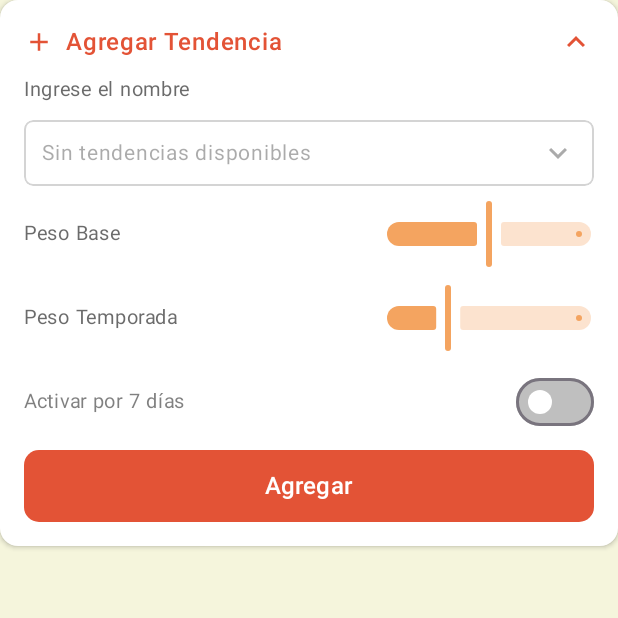
After one commit to Randy-n04/Dishcovery-Frontend-Fork, an Android app built with Jetpack Compose: the composable AdminTrendsSection shown on its own in the app's theme, on a phone screen of 412 x 824 dp, the top half of it. The commit adds this screen. Run offline under Robolectric (Android 15) with nearby library versions, the phone set to English and light mode, and no system bars.

Commit message:
Created the Admin dashboard screen frame
Visual frame is done. TODO: show the data of Profile and Trends

```diff
--- /dev/null
+++ b/app/src/main/java/com/dishcovery/app/presentation/ui/components/AdminSection.kt
@@ -0,0 +1,45 @@
+package com.dishcovery.app.presentation.ui.components
+
+import androidx.compose.foundation.layout.*
+import androidx.compose.foundation.shape.RoundedCornerShape
+import androidx.compose.material.icons.Icons
+import androidx.compose.material3.*
+import androidx.compose.runtime.Composable
+import androidx.compose.ui.Alignment
+import androidx.compose.ui.Modifier
+import androidx.compose.ui.unit.dp
+import androidx.compose.animation.AnimatedVisibility
+import androidx.compose.animation.expandVertically
+import androidx.compose.animation.shrinkVertically
+import androidx.compose.foundation.clickable
+import androidx.compose.material.icons.filled.Add
+import androidx.compose.material.icons.filled.KeyboardArrowDown
+import androidx.compose.material.icons.filled.KeyboardArrowUp
+import androidx.compose.runtime.*
+import androidx.compose.ui.graphics.Color
+import androidx.compose.ui.text.font.FontWeight
+import androidx.compose.ui.unit.sp
+import com.dishcovery.app.presentation.ui.theme.Rojo
+
+
+
+@Composable
+fun AdminSection(title: String, content: @Composable ColumnScope.() -> Unit) {
+    var expanded by remember { mutableStateOf(true) }
+    Surface(Modifier.fillMaxWidth(), RoundedCornerShape(12.dp), Color.White, shadowElevation = 2.dp) {
+        Column(Modifier.padding(16.dp), verticalArrangement = Arrangement.spacedBy(8.dp)) {
+            Row(Modifier.fillMaxWidth().clickable { expanded = !expanded },
+                 Arrangement.SpaceBetween, Alignment.CenterVertically) {
+                Row(verticalAlignment = Alignment.CenterVertically, horizontalArrangement = Arrangement.spacedBy(8.dp)) {
+                    Icon(Icons.Default.Add, null, tint = Rojo, modifier = Modifier.size(20.dp))
+                    Text(title, fontWeight = FontWeight.SemiBold, fontSize = 16.sp, color = Rojo)
+                }
+                Icon(if (expanded) Icons.Default.KeyboardArrowUp else Icons.Default.KeyboardArrowDown,
+                    if (expanded) "Colapsar" else "Expandir", tint = Rojo)
+            }
+            AnimatedVisibility(expanded, enter = expandVertically(), exit = shrinkVertically()) {
+                Column(Modifier.fillMaxWidth(), verticalArrangement = Arrangement.spacedBy(8.dp), content = content)
+            }
+        }
+    }
+}
--- /dev/null
+++ b/app/src/main/java/com/dishcovery/app/presentation/ui/components/AdminTrendsSection.kt
@@ -0,0 +1,60 @@
+package com.dishcovery.app.presentation.ui.components
+
+
+import androidx.compose.foundation.layout.*
+import androidx.compose.foundation.shape.RoundedCornerShape
+import androidx.compose.material.icons.Icons
+import androidx.compose.material3.*
+import androidx.compose.runtime.Composable
+import androidx.compose.ui.Alignment
+import androidx.compose.ui.Modifier
+import androidx.compose.ui.draw.clip
+import androidx.compose.ui.unit.dp
+import androidx.compose.foundation.border
+import androidx.compose.material.icons.filled.KeyboardArrowDown
+import androidx.compose.runtime.*
+import androidx.compose.ui.graphics.Color
+import androidx.compose.ui.text.font.FontWeight
+import androidx.compose.ui.unit.sp
+import com.dishcovery.app.presentation.ui.theme.Naranja
+import com.dishcovery.app.presentation.ui.theme.Rojo
+import com.dishcovery.app.presentation.ui.theme.TextPrimary
+
+
+
+@Composable
+fun AdminTrendsSection() {
+    var baseWeight by remember { mutableStateOf(0.5f) }
+    var seasonWeight by remember { mutableStateOf(0.3f) }
+    var sevenDayActive by remember { mutableStateOf(false) }
+
+    AdminSection("Agregar Tendencia") {
+        Text("Ingrese el nombre", fontSize = 13.sp, color = TextPrimary.copy(.7f))
+        Row(
+            Modifier.fillMaxWidth().clip(RoundedCornerShape(6.dp))
+                .border(1.dp, TextPrimary.copy(.2f), RoundedCornerShape(6.dp))
+                .padding(12.dp, 10.dp),
+            Arrangement.SpaceBetween, Alignment.CenterVertically
+        ) {
+            Text("Sin tendencias disponibles", color = TextPrimary.copy(.4f), fontSize = 14.sp)
+            Icon(Icons.Default.KeyboardArrowDown, null, tint = TextPrimary.copy(.4f))
+        }
+        listOf("Peso Base" to baseWeight, "Peso Temporada" to seasonWeight).forEachIndexed { i, (label, value) ->
+            Row(Modifier.fillMaxWidth(),  Arrangement.SpaceBetween, Alignment.CenterVertically) {
+                Text(label, fontSize = 13.sp, color = TextPrimary.copy(.7f), modifier = Modifier.width(120.dp))
+                Slider(value, { if (i == 0) baseWeight = it else seasonWeight = it }, Modifier.width(140.dp),
+                    colors = SliderDefaults.colors(thumbColor = Naranja, activeTrackColor = Naranja, inactiveTrackColor = Naranja.copy(.3f)))
+            }
+        }
+        Row(Modifier.fillMaxWidth(),  Arrangement.SpaceBetween, Alignment.CenterVertically) {
+            Text("Activar por 7 días", fontSize = 13.sp, color = TextPrimary.copy(.6f))
+            Switch(sevenDayActive, { sevenDayActive = it },
+                colors = SwitchDefaults.colors(checkedThumbColor = Color.White, checkedTrackColor = Rojo,
+                    uncheckedThumbColor = Color.White, uncheckedTrackColor = TextPrimary.copy(.3f)))
+        }
+        Button({ }, Modifier.fillMaxWidth().height(48.dp), shape = RoundedCornerShape(10.dp),
+            colors = ButtonDefaults.buttonColors(containerColor = Rojo)) {
+            Text("Agregar", color = Color.White, fontWeight = FontWeight.SemiBold, fontSize = 16.sp)
+        }
+    }
+}
--- a/app/src/main/java/com/dishcovery/app/presentation/ui/theme/Theme.kt
+++ b/app/src/main/java/com/dishcovery/app/presentation/ui/theme/Theme.kt
@@ -30,7 +30,8 @@ private val LightColorScheme = lightColorScheme(
 fun FrontendDishcoveryTheme(
     darkTheme: Boolean = isSystemInDarkTheme(),
     // Dynamic color is available on Android 12+
-    dynamicColor: Boolean = true,
+    dynamicColor: Boolean = false,
+    // This parameter needs to be false, if true, it will use the wallpapers colors
     content: @Composable () -> Unit
 ) {
     val colorScheme = when {
```
Also changed, not shown: app/src/main/java/com/dishcovery/app/presentation/ui/components/AdminHeader.kt (added, +41 -0 lines), app/src/main/java/com/dishcovery/app/presentation/ui/components/AdminStatsSection.kt (added, +35 -0 lines), app/src/main/java/com/dishcovery/app/presentation/ui/components/AdminUsersSection.kt (added, +28 -0 lines), app/src/main/java/com/dishcovery/app/presentation/ui/screens/AdminDashboardScreen.kt (+45 -12 lines), app/src/main/res/values/colors.xml (+5 -5 lines).
